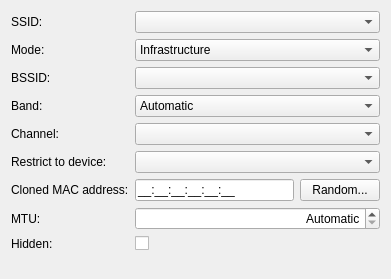
Qt form libs/editor/settings/ui/wificonnectionwidget.ui (KDE/plasma-nm) before a commit.
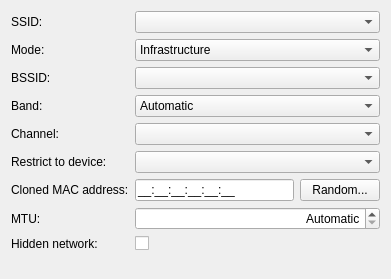
The same form after that commit. Custom widgets are drawn as their Qt base class.

Commit message: Be more informative about what option 'Hidden' do in create wifi connection dialog.

Diff of the .ui file:
```diff
--- a/libs/editor/settings/ui/wificonnectionwidget.ui
+++ b/libs/editor/settings/ui/wificonnectionwidget.ui
@@ -188,7 +188,7 @@
    <item row="11" column="0">
     <widget class="QLabel" name="label_4">
      <property name="text">
-      <string>Hidden:</string>
+      <string>Hidden network:</string>
      </property>
      <property name="buddy">
       <cstring>hiddenNetwork</cstring>
```
Left out of the diff: 6 changed lines with no effect on the pictures.
